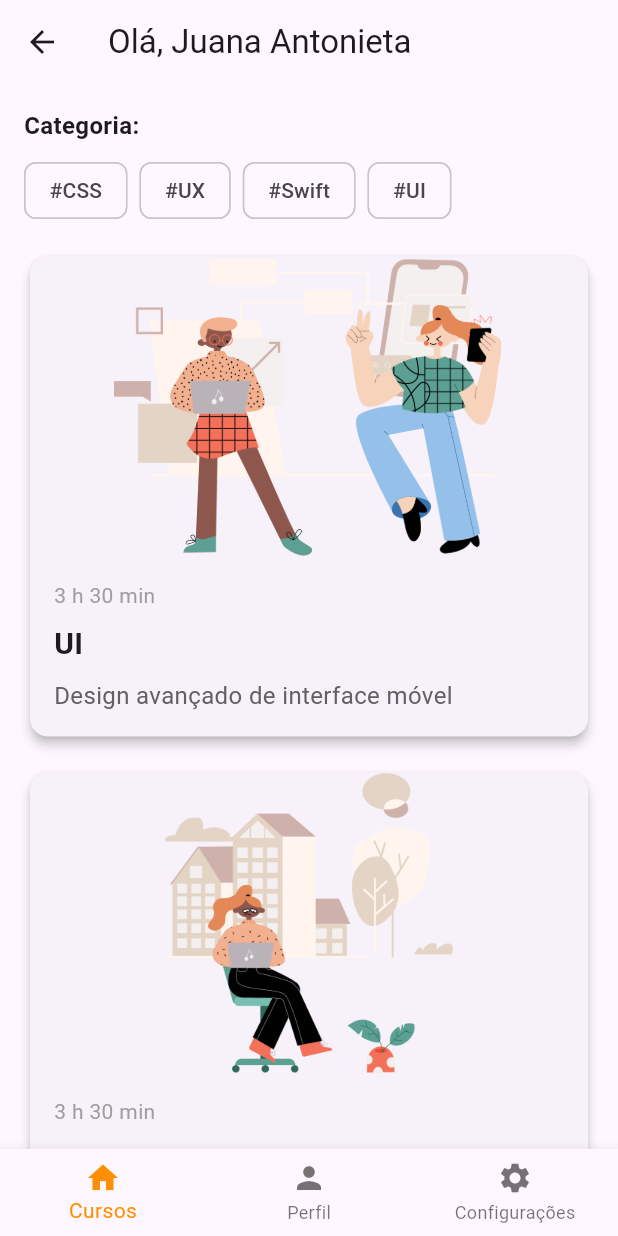
After one commit to vctrsoares/Projeto_titan, a Flutter app: the HomeScreen screen opened directly, on a phone screen of 412 x 824 dp. The commit adds this screen. Run offline on Flutter 3.47's test engine with Material 3 defaults, Android fonts, the phone set to English and light mode, and no system bars.

Commit message:
Add tela home screen e settings screen

```diff
--- a/projeto_final_TITAN/lib/main.dart
+++ b/projeto_final_TITAN/lib/main.dart
@@ -1,5 +1,7 @@
 import 'package:flutter/material.dart';
+import 'package:projeto_final_titan/screens/home_screen.dart';
 import 'package:projeto_final_titan/screens/profile_screen.dart';
+import 'package:projeto_final_titan/screens/settings_screen.dart';
 import 'package:projeto_final_titan/screens/signup_screen.dart';
 import 'package:projeto_final_titan/screens/welcome_screen.dart';
 import 'screens/login_screen.dart';
@@ -10,13 +12,15 @@ void main() {
 
 class MyApp extends StatelessWidget {
   const MyApp({Key? key}) : super(key: key);
+  final String userName = 'Vitu';
+  final String userEmail = 'usuario@example.com';
 
   @override
   Widget build(BuildContext context) {
     return MaterialApp(
       title: 'Login Page',
       theme: ThemeData(),
-      home: const ProfilePage(),
+      home: ProfilePage(),
     );
   }
 }
--- /dev/null
+++ b/projeto_final_TITAN/lib/screens/home_screen.dart
@@ -0,0 +1,182 @@
+import 'package:flutter/material.dart';
+
+class HomeScreen extends StatelessWidget {
+  @override
+  Widget build(BuildContext context) {
+    return Scaffold(
+      appBar: AppBar(
+        title: Text('Olá, Juana Antonieta'),
+      ),
+      body: ListView(
+        padding: EdgeInsets.all(16.0),
+        children: [
+          Text(
+            'Categoria:',
+            style: TextStyle(
+              fontSize: 16.0,
+              fontWeight: FontWeight.bold,
+            ),
+          ),
+          SizedBox(height: 8.0),
+          Wrap(
+            spacing: 8.0,
+            children: [
+              Chip(label: Text('#CSS')),
+              Chip(label: Text('#UX')),
+              Chip(label: Text('#Swift')),
+              Chip(label: Text('#UI')),
+            ],
+          ),
+          SizedBox(height: 16.0),
+          GestureDetector(
+            onTap: () {
+              Navigator.push(
+                context,
+                MaterialPageRoute(
+                  builder: (context) => UiCourseDetailScreen(),
+                ),
+              );
+            },
+            child: CustomCard(
+              duration: '3 h 30 min',
+              title: 'UI',
+              description: 'Design avançado de interface móvel',
+              imagePath: 'assets/images/image_uiscreen.png',
+            ),
+          ),
+          SizedBox(height: 16.0),
+          GestureDetector(
+            onTap: () {
+              Navigator.push(
+                context,
+                MaterialPageRoute(
+                  builder: (context) => HtmlCourseDetailScreen(),
+                ),
+              );
+            },
+            child: CustomCard(
+              duration: '3 h 30 min',
+              title: 'HTML',
+              description: 'Aplicativos web avançados',
+              imagePath: 'assets/images/image_htmlscreen.png',
+            ),
+          ),
+        ],
+      ),
+      bottomNavigationBar: BottomNavigationBar(
+        items: const <BottomNavigationBarItem>[
+          BottomNavigationBarItem(
+            icon: Icon(Icons.home),
+            label: 'Cursos',
+          ),
+          BottomNavigationBarItem(
+            icon: Icon(Icons.person),
+            label: 'Perfil',
+          ),
+          BottomNavigationBarItem(
+            icon: Icon(Icons.settings),
+            label: 'Configurações',
+          ),
+        ],
+        selectedItemColor: Colors.amber[800],
+      ),
+    );
+  }
+}
+
+class CustomCard extends StatelessWidget {
+  final String duration;
+  final String title;
+  final String description;
+  final String imagePath;
+
+  CustomCard({
+    required this.duration,
+    required this.title,
+    required this.description,
+    required this.imagePath,
+  });
+
+  @override
+  Widget build(BuildContext context) {
+    return Card(
+      elevation: 3.0,
+      shape: RoundedRectangleBorder(
+        borderRadius: BorderRadius.circular(12.0),
+      ),
+      child: Column(
+        crossAxisAlignment: CrossAxisAlignment.start,
+        children: [
+          ClipRRect(
+            borderRadius: BorderRadius.vertical(top: Radius.circular(12.0)),
+            child: Image.asset(
+              imagePath,
+              width: double.infinity,
+              height: 200,
+              fit: BoxFit.contain,
+            ),
+          ),
+          Padding(
+            padding: EdgeInsets.all(16.0),
+            child: Column(
+              crossAxisAlignment: CrossAxisAlignment.start,
+              children: [
+                Text(
+                  duration,
+                  style: TextStyle(
+                    fontSize: 14.0,
+                    color: Colors.grey,
+                  ),
+                ),
+                SizedBox(height: 8.0),
+                Text(
+                  title,
+                  style: TextStyle(
+                    fontSize: 20.0,
+                    fontWeight: FontWeight.bold,
+                  ),
+                ),
+                SizedBox(height: 8.0),
+                Text(
+                  description,
+                  style: TextStyle(
+                    fontSize: 16.0,
+                    color: Colors.grey[700],
+                  ),
+                ),
+              ],
+            ),
+          ),
+        ],
+      ),
+    );
+  }
+}
+
+class UiCourseDetailScreen extends StatelessWidget {
+  @override
+  Widget build(BuildContext context) {
+    return Scaffold(
+      appBar: AppBar(
+        title: Text('Detalhes do Curso de UI'),
+      ),
+      body: Center(
+        child: Text('Informações detalhadas sobre o curso de UI.'),
+      ),
+    );
+  }
+}
+
+class HtmlCourseDetailScreen extends StatelessWidget {
+  @override
+  Widget build(BuildContext context) {
+    return Scaffold(
+      appBar: AppBar(
+        title: Text('Detalhes do Curso de HTML'),
+      ),
+      body: Center(
+        child: Text('Informações detalhadas sobre o curso de HTML.'),
+      ),
+    );
+  }
+}
--- a/projeto_final_TITAN/pubspec.yaml
+++ b/projeto_final_TITAN/pubspec.yaml
@@ -69,6 +69,9 @@ flutter:
     - assets/images/image_welcome_2.png
     - assets/images/image_welcome_3.png
     - assets/images/image_profile.png
+    - assets/images/image_settings.png
+    - assets/images/image_uiscreen.png
+    - assets/images/image_htmlscreen.png
   # An image asset can refer to one or more resolution-specific "variants", see
   # https://flutter.dev/assets-and-images/#resolution-aware
 
```
Also changed, not shown: projeto_final_TITAN/lib/screens/settings_screen.dart (added, +284 -0 lines), projeto_final_TITAN/assets/images/image_htmlscreen.png (added), projeto_final_TITAN/assets/images/image_settings.png (added), projeto_final_TITAN/assets/images/image_uiscreen.png (added).
